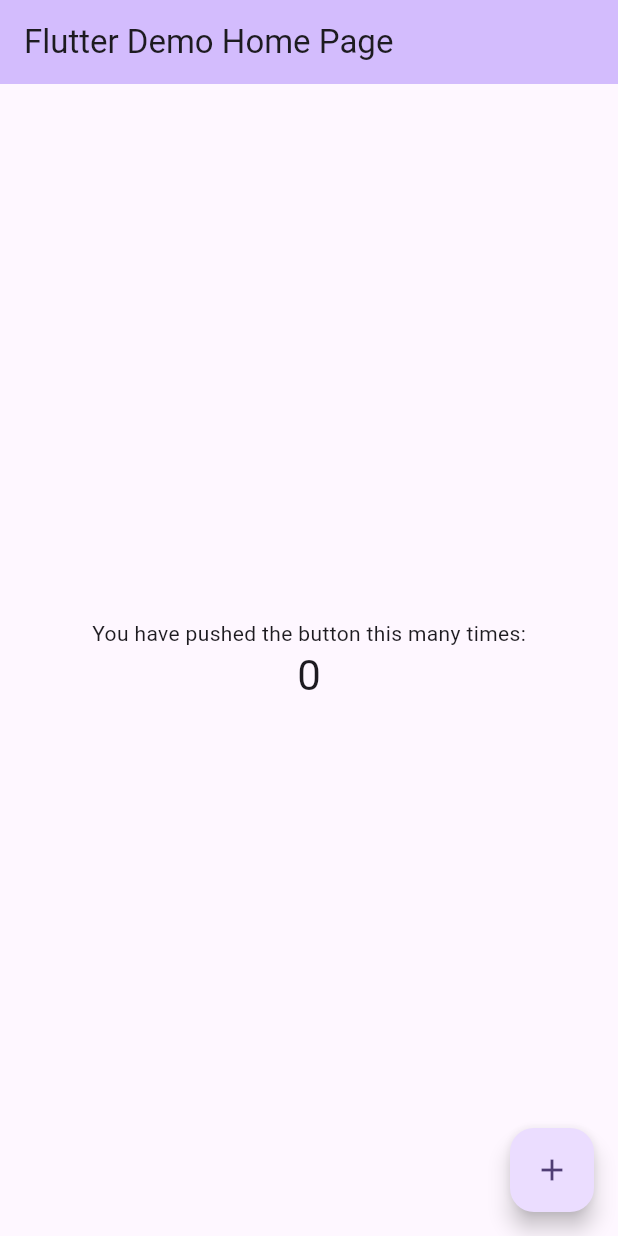
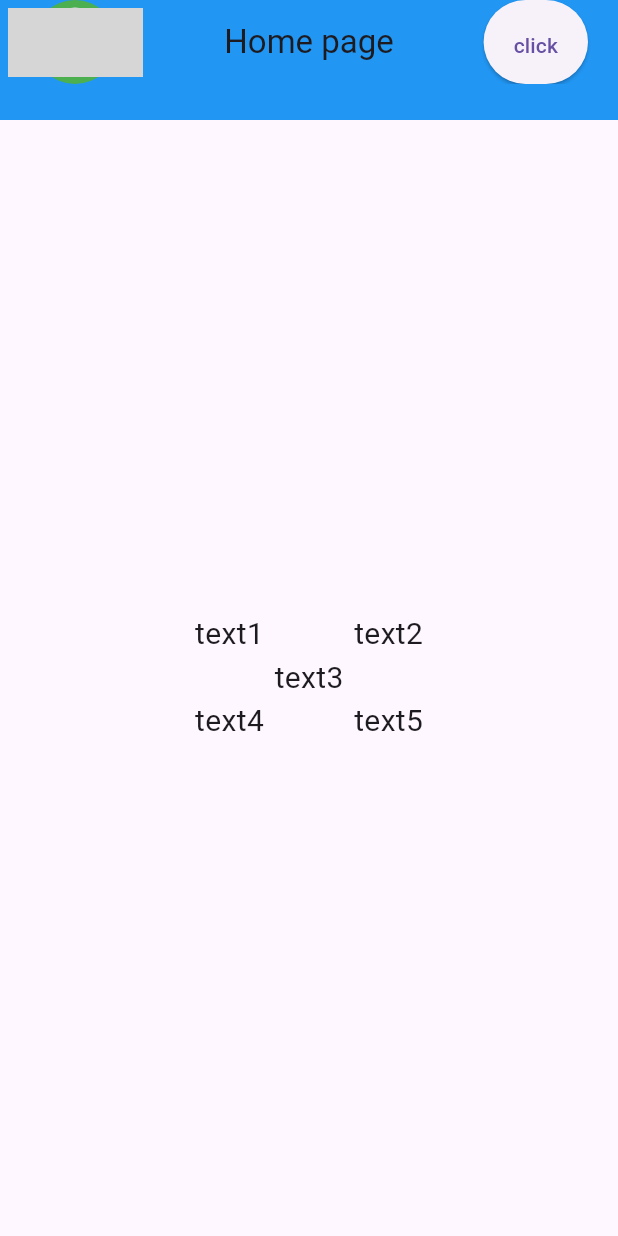
Before and after one commit to AdanJaradat/flutter-first, a Flutter app: the screen it shows after launch, on a phone screen of 412 x 824 dp. Run offline on Flutter 3.47's test engine with Material 3 defaults, Android fonts, the phone set to English and light mode, and no system bars; network calls fail; key blocks and very long unbroken strings in the code were emptied for the run; grey boxes are pictures that could not be loaded.

Commit message:
flutter tasks

```diff
--- a/flutter_application/lib/main.dart
+++ b/flutter_application/lib/main.dart
@@ -7,119 +7,109 @@ void main() {
 class MyApp extends StatelessWidget {
   const MyApp({super.key});
 
-  // This widget is the root of your application.
   @override
   Widget build(BuildContext context) {
-    return MaterialApp(
-      title: 'Flutter Demo',
-      theme: ThemeData(
-        // This is the theme of your application.
-        //
-        // TRY THIS: Try running your application with "flutter run". You'll see
-        // the application has a purple toolbar. Then, without quitting the app,
-        // try changing the seedColor in the colorScheme below to Colors.green
-        // and then invoke "hot reload" (save your changes or press the "hot
-        // reload" button in a Flutter-supported IDE, or press "r" if you used
-        // the command line to start the app).
-        //
-        // Notice that the counter didn't reset back to zero; the application
-        // state is not lost during the reload. To reset the state, use hot
-        // restart instead.
-        //
-        // This works for code too, not just values: Most code changes can be
-        // tested with just a hot reload.
-        colorScheme: ColorScheme.fromSeed(seedColor: Colors.deepPurple),
-        useMaterial3: true,
-      ),
-      home: const MyHomePage(title: 'Flutter Demo Home Page'),
+    return const MaterialApp(
+      debugShowCheckedModeBanner: false,
+      home: HomePage(),
     );
   }
 }
 
-class MyHomePage extends StatefulWidget {
-  const MyHomePage({super.key, required this.title});
-
-  // This widget is the home page of your application. It is stateful, meaning
-  // that it has a State object (defined below) that contains fields that affect
-  // how it looks.
-
-  // This class is the configuration for the state. It holds the values (in this
-  // case the title) provided by the parent (in this case the App widget) and
-  // used by the build method of the State. Fields in a Widget subclass are
-  // always marked "final".
-
-  final String title;
-
-  @override
-  State<MyHomePage> createState() => _MyHomePageState();
-}
-
-class _MyHomePageState extends State<MyHomePage> {
-  int _counter = 0;
-
-  void _incrementCounter() {
-    setState(() {
-      // This call to setState tells the Flutter framework that something has
-      // changed in this State, which causes it to rerun the build method below
-      // so that the display can reflect the updated values. If we changed
-      // _counter without calling setState(), then the build method would not be
-      // called again, and so nothing would appear to happen.
-      _counter++;
-    });
-  }
+class HomePage extends StatelessWidget {
+  const HomePage({super.key});
 
   @override
   Widget build(BuildContext context) {
-    // This method is rerun every time setState is called, for instance as done
-    // by the _incrementCounter method above.
-    //
-    // The Flutter framework has been optimized to make rerunning build methods
-    // fast, so that you can just rebuild anything that needs updating rather
-    // than having to individually change instances of widgets.
     return Scaffold(
-      appBar: AppBar(
-        // TRY THIS: Try changing the color here to a specific color (to
-        // Colors.amber, perhaps?) and trigger a hot reload to see the AppBar
-        // change color while the other colors stay the same.
-        backgroundColor: Theme.of(context).colorScheme.inversePrimary,
-        // Here we take the value from the MyHomePage object that was created by
-        // the App.build method, and use it to set our appbar title.
-        title: Text(widget.title),
-      ),
-      body: Center(
-        // Center is a layout widget. It takes a single child and positions it
-        // in the middle of the parent.
-        child: Column(
-          // Column is also a layout widget. It takes a list of children and
-          // arranges them vertically. By default, it sizes itself to fit its
-          // children horizontally, and tries to be as tall as its parent.
+      appBar: PreferredSize(
+        preferredSize: Size.fromHeight(80.0),
+        child: AppBar(
+          title: const Text('Home page'),
+          centerTitle: true,
+          leadingWidth: 100,
+          leading: Container(
+            height: 150,
+            width: 150,
+            decoration: BoxDecoration(
+              shape: BoxShape.circle,
+              color: Colors.green,
+            ),
+            // margin: const EdgeInsets.all(3),
+            padding: const EdgeInsets.all(5),
+            child: const CircleAvatar(
+              radius: 100,
+              backgroundImage: NetworkImage(
+                  'https://w7.pngwing.com/pngs/537/866/png-transparent-flutter-hd-logo.png'),
+            ),
+          ),
           //
-          // Column has various properties to control how it sizes itself and
-          // how it positions its children. Here we use mainAxisAlignment to
-          // center the children vertically; the main axis here is the vertical
-          // axis because Columns are vertical (the cross axis would be
-          // horizontal).
-          //
-          // TRY THIS: Invoke "debug painting" (choose the "Toggle Debug Paint"
-          // action in the IDE, or press "p" in the console), to see the
-          // wireframe for each widget.
-          mainAxisAlignment: MainAxisAlignment.center,
-          children: <Widget>[
-            const Text(
-              'You have pushed the button this many times:',
-            ),
-            Text(
-              '$_counter',
-              style: Theme.of(context).textTheme.headlineMedium,
+          backgroundColor: Colors.blue,
+          actions: [
+            Container(
+              margin: EdgeInsets.only(right: 20),
+              child: ElevatedButton(
+                onPressed: () {},
+                child: const Text('click'),
+                style: ElevatedButton.styleFrom(padding: EdgeInsets.all(20)),
+              ),
             ),
           ],
         ),
       ),
-      floatingActionButton: FloatingActionButton(
-        onPressed: _incrementCounter,
-        tooltip: 'Increment',
-        child: const Icon(Icons.add),
-      ), // This trailing comma makes auto-formatting nicer for build methods.
+      // appBar: AppBar(
+      //   title: const Text('Home page'),
+      //   leading: CircleAvatar(
+      //     radius: 80,
+      //     backgroundImage: NetworkImage(
+      //         'https://w7.pngwing.com/pngs/537/866/png-transparent-flutter-hd-logo.png'),
+      //   ),
+      //   leadingWidth: 50,
+      // ),
+      body: const Center(
+        child: Column(
+          mainAxisAlignment: MainAxisAlignment.center,
+          children: [
+            Row(
+              mainAxisAlignment: MainAxisAlignment.center,
+              children: [
+                Text(
+                  'text1',
+                  style: TextStyle(fontSize: 20),
+                ),
+                SizedBox(width: 60),
+                Text(
+                  'text2',
+                  style: TextStyle(fontSize: 20),
+                ),
+              ],
+            ),
+            Row(
+              mainAxisAlignment: MainAxisAlignment.center,
+              children: [
+                Text(
+                  'text3',
+                  style: TextStyle(fontSize: 20),
+                ),
+              ],
+            ),
+            Row(
+              mainAxisAlignment: MainAxisAlignment.center,
+              children: [
+                Text(
+                  'text4',
+                  style: TextStyle(fontSize: 20),
+                ),
+                SizedBox(width: 60),
+                Text(
+                  'text5',
+                  style: TextStyle(fontSize: 20),
+                ),
+              ],
+            ),
+          ],
+        ),
+      ),
     );
   }
 }
```
Also changed, not shown: flutter_application/lib/lec3.dart (added, +112 -0 lines), 4 other files.
